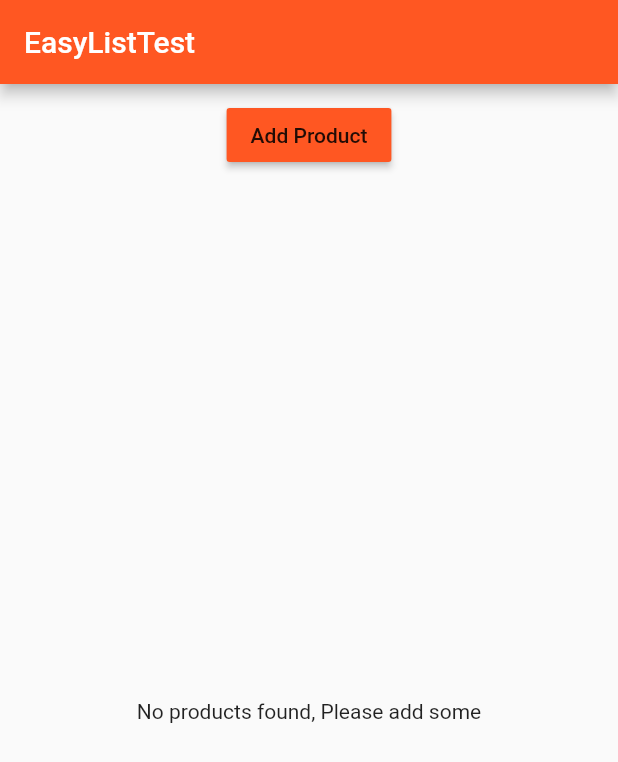
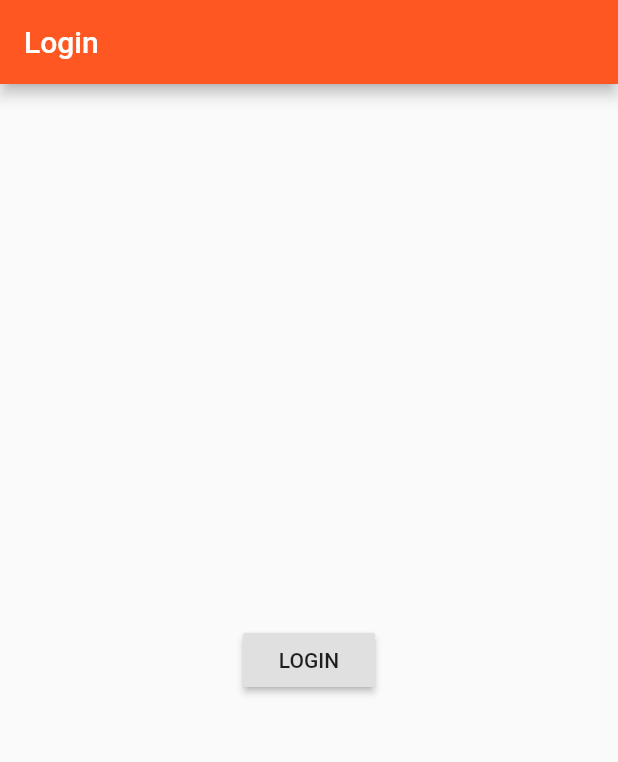
Before and after one commit to brian880120/flutter_tutorial, a Flutter app: the screen it shows after launch, on a phone screen of 412 x 824 dp. Shown: the top 762 px of the screen. Run offline on Flutter 3.47's test engine with Material 2 defaults, Android fonts, the phone set to English and light mode, and no system bars.

Commit message:
add login page

```diff
--- a/lib/main.dart
+++ b/lib/main.dart
@@ -1,5 +1,5 @@
 import 'package:flutter/material.dart';
-import './pages/home/home_page.dart';
+import './pages/auth/auth.dart';
 
 void main() => runApp(MyApp());
 
@@ -12,7 +12,7 @@ class MyApp extends StatelessWidget {
                 primarySwatch: Colors.deepOrange,
                 accentColor: Colors.deepPurple,
             ),
-            home: HomePage(),
+            home: AuthPage(),
         );
     }
 }
--- /dev/null
+++ b/lib/pages/auth/auth.dart
@@ -0,0 +1,23 @@
+import 'package:flutter/material.dart';
+import '../product/products_page.dart';
+
+class AuthPage extends StatelessWidget {
+    @override
+    Widget build(BuildContext context) {
+        return Scaffold(
+            appBar: AppBar(
+                title: Text('Login'),
+            ),
+            body: Center(
+                child: RaisedButton(
+                    child: Text('LOGIN'),
+                    onPressed: () {
+                        Navigator.pushReplacement(context, MaterialPageRoute(
+                            builder: (BuildContext context) => ProductsPage()
+                        ));
+                    },
+                ),
+            ),
+        );
+    }
+}
--- a/lib/pages/home/home_page.dart
+++ b/lib/pages/product/products_page.dart
@@ -1,7 +1,7 @@
 import 'package:flutter/material.dart';
 import '../../product_manager.dart';
 
-class HomePage extends StatelessWidget {
+class ProductsPage extends StatelessWidget {
     @override
     Widget build(BuildContext context) {
         return Scaffold(
--- a/lib/products.dart
+++ b/lib/products.dart
@@ -20,10 +20,10 @@ class Products extends StatelessWidget {
                             FlatButton(
                                 child: Text('Details'),
                                 onPressed: () {
-                                    Navigator.push<Map<String, bool>>(context, MaterialPageRoute(
+                                    Navigator.push<bool>(context, MaterialPageRoute(
                                         builder: (BuildContext context) => ProductPage(products[index]),
-                                    )).then((Map<String, bool> result) {
-                                        if (result['value'] == true) {
+                                    )).then((bool result) {
+                                        if (result == true) {
                                             deleteProduct(index);
                                         }
                                     });
```
Also changed, not shown: lib/pages/product/product_page.dart (+5 -7 lines).
